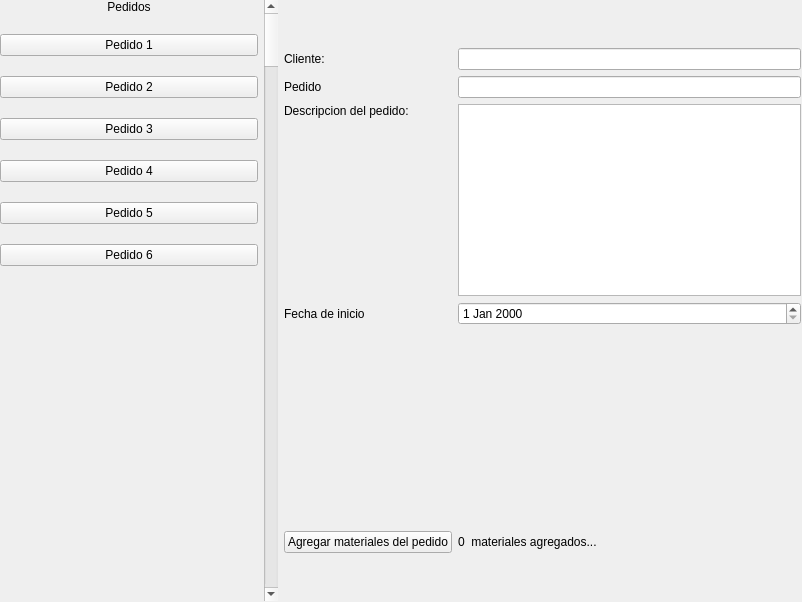
This is Proyecto/Interfaces/vista_previa_pedidos_window.ui in EdCenten0/MAPA-Python as Qt 5 draws it before an edit. The edited form follows.
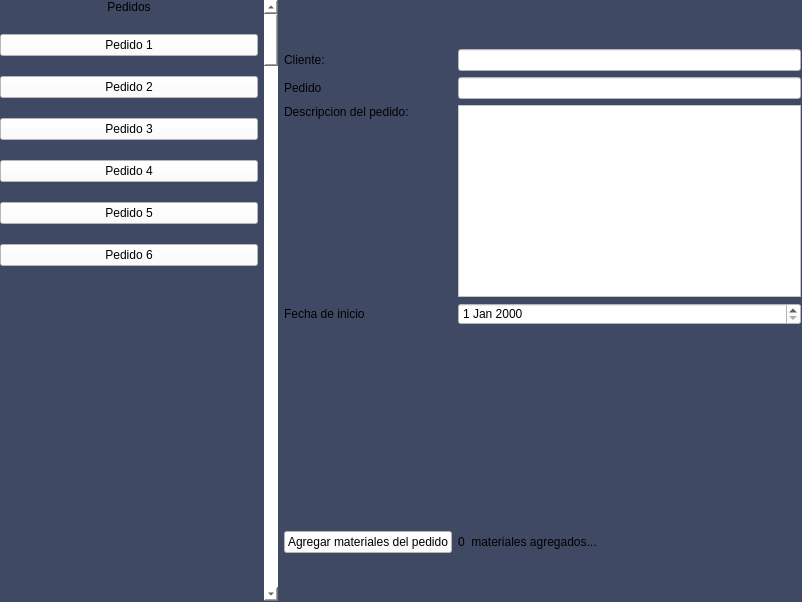
This is the edited form.

Diff of the .ui file:
```diff
--- a/Proyecto/Interfaces/vista_previa_pedidos_window.ui
+++ b/Proyecto/Interfaces/vista_previa_pedidos_window.ui
@@ -13,6 +13,9 @@
   <property name="windowTitle">
    <string>Vista previa de pedidos</string>
   </property>
+  <property name="styleSheet">
+   <string notr="true">background-color: rgb(63, 73, 100);</string>
+  </property>
   <widget class="QWidget" name="centralwidget">
    <widget class="QWidget" name="horizontalLayoutWidget">
     <property name="geometry">
@@ -47,6 +50,9 @@
        </item>
        <item>
         <widget class="QPushButton" name="pushButton">
+         <property name="styleSheet">
+          <string notr="true">background-color: rgb(255, 255, 255);</string>
+         </property>
          <property name="text">
           <string>Pedido 1</string>
          </property>
@@ -54,6 +60,9 @@
        </item>
        <item>
         <widget class="QPushButton" name="pushButton_6">
+         <property name="styleSheet">
+          <string notr="true">background-color: rgb(255, 255, 255);</string>
+         </property>
          <property name="text">
           <string>Pedido 2</string>
          </property>
@@ -61,6 +70,9 @@
        </item>
        <item>
         <widget class="QPushButton" name="pushButton_5">
+         <property name="styleSheet">
+          <string notr="true">background-color: rgb(255, 255, 255);</string>
+         </property>
          <property name="text">
           <string>Pedido 3</string>
          </property>
@@ -68,6 +80,9 @@
        </item>
        <item>
         <widget class="QPushButton" name="pushButton_2">
+         <property name="styleSheet">
+          <string notr="true">background-color: rgb(255, 255, 255);</string>
+         </property>
          <property name="text">
           <string>Pedido 4</string>
          </property>
@@ -75,6 +90,9 @@
        </item>
        <item>
         <widget class="QPushButton" name="pushButton_4">
+         <property name="styleSheet">
+          <string notr="true">background-color: rgb(255, 255, 255);</string>
+         </property>
          <property name="text">
           <string>Pedido 5</string>
          </property>
@@ -82,6 +100,9 @@
        </item>
        <item>
         <widget class="QPushButton" name="pushButton_3">
+         <property name="styleSheet">
+          <string notr="true">background-color: rgb(255, 255, 255);</string>
+         </property>
          <property name="text">
           <string>Pedido 6</string>
          </property>
@@ -104,6 +125,9 @@
      </item>
      <item>
       <widget class="QScrollBar" name="verticalScrollBar">
+       <property name="styleSheet">
+        <string notr="true">background-color: rgb(255, 255, 255);</string>
+       </property>
        <property name="orientation">
         <enum>Qt::Vertical</enum>
        </property>
@@ -172,13 +196,20 @@
        </item>
        <item row="6" column="0">
         <widget class="QPushButton" name="pushButton_7">
+         <property name="styleSheet">
+          <string notr="true">background-color: rgb(255, 255, 255);</string>
+         </property>
          <property name="text">
           <string>Agregar materiales del pedido</string>
          </property>
         </widget>
        </item>
        <item row="4" column="1">
-        <widget class="QDateEdit" name="dateEdit"/>
+        <widget class="QDateEdit" name="dateEdit">
+         <property name="styleSheet">
+          <string notr="true">background-color: rgb(255, 255, 255);</string>
+         </property>
+        </widget>
        </item>
        <item row="4" column="0">
         <widget class="QLabel" name="label_5">
@@ -188,13 +219,25 @@
         </widget>
        </item>
        <item row="2" column="1">
-        <widget class="QLineEdit" name="lineEdit_2"/>
+        <widget class="QLineEdit" name="lineEdit_2">
+         <property name="styleSheet">
+          <string notr="true">background-color: rgb(255, 255, 255);</string>
+         </property>
+        </widget>
        </item>
        <item row="3" column="1">
-        <widget class="QTextEdit" name="textEdit"/>
+        <widget class="QTextEdit" name="textEdit">
+         <property name="styleSheet">
+          <string notr="true">background-color: rgb(255, 255, 255);</string>
+         </property>
+        </widget>
        </item>
        <item row="1" column="1">
-        <widget class="QLineEdit" name="lineEdit"/>
+        <widget class="QLineEdit" name="lineEdit">
+         <property name="styleSheet">
+          <string notr="true">background-color: rgb(255, 255, 255);</string>
+         </property>
+        </widget>
        </item>
        <item row="2" column="0">
         <widget class="QLabel" name="label_3">
```
